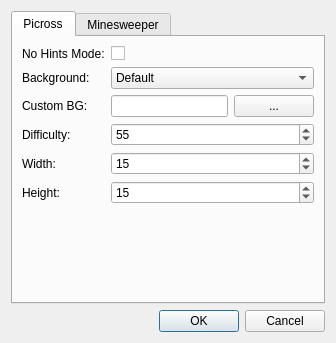
Above: src/f_qtsettings.ui from schuay/picmi-legacy before the change. Below: the same form after it.
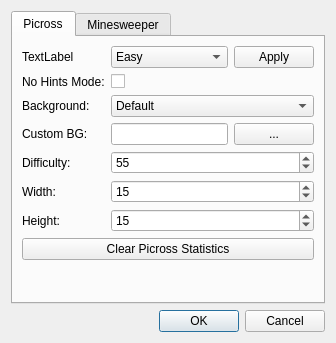
That is the form after the change. The open tabs and pages were chosen to show the change.

Commit message: add setting presets (and prepare interface for clearing stats)

What changed in the file:
```diff
--- a/src/f_qtsettings.ui
+++ b/src/f_qtsettings.ui
@@ -33,14 +33,14 @@
           <layout class="QVBoxLayout" name="verticalLayout_2">
            <item>
             <layout class="QGridLayout" name="gridLayout_2">
-             <item row="0" column="0">
+             <item row="1" column="0">
               <widget class="QLabel" name="label_4">
                <property name="text">
                 <string>No Hints Mode:</string>
                </property>
               </widget>
              </item>
-             <item row="0" column="1">
+             <item row="1" column="1">
               <widget class="QCheckBox" name="cbNoHintsMode">
                <property name="toolTip">
                 <string>In No Hints Mode, incorrectly marking tiles as filled is allowed. There is no feedback whether the tile is actually filled or not.
@@ -52,14 +52,14 @@
                </property>
               </widget>
              </item>
-             <item row="1" column="0">
+             <item row="2" column="0">
               <widget class="QLabel" name="label_5">
                <property name="text">
                 <string>Background:</string>
                </property>
               </widget>
              </item>
-             <item row="1" column="1">
+             <item row="2" column="1">
               <widget class="QComboBox" name="cbBackground">
                <property name="enabled">
                 <bool>true</bool>
@@ -79,14 +79,14 @@
                </item>
               </widget>
              </item>
-             <item row="3" column="0">
+             <item row="4" column="0">
               <widget class="QLabel" name="lDifficulty">
                <property name="text">
                 <string>Difficulty:</string>
                </property>
               </widget>
              </item>
-             <item row="3" column="1">
+             <item row="4" column="1">
               <widget class="QSpinBox" name="sbDifficulty">
                <property name="toolTip">
                 <string>Percentage of game board filled with boxes. A good starting point is 55%. Less is harder, more is easier.</string>
@@ -99,14 +99,14 @@
                </property>
               </widget>
              </item>
-             <item row="4" column="0">
+             <item row="5" column="0">
               <widget class="QLabel" name="label">
                <property name="text">
                 <string>Width:</string>
                </property>
               </widget>
              </item>
-             <item row="4" column="1">
+             <item row="5" column="1">
               <widget class="QSpinBox" name="sbWidth">
                <property name="toolTip">
                 <string>Width of the game board in tiles.</string>
@@ -122,14 +122,14 @@
                </property>
               </widget>
              </item>
-             <item row="5" column="0">
+             <item row="6" column="0">
               <widget class="QLabel" name="label_2">
                <property name="text">
                 <string>Height:</string>
                </property>
               </widget>
              </item>
-             <item row="5" column="1">
+             <item row="6" column="1">
               <widget class="QSpinBox" name="sbHeight">
                <property name="toolTip">
                 <string>Height of the game board in tiles.</string>
@@ -145,14 +145,14 @@
                </property>
               </widget>
              </item>
-             <item row="2" column="0">
+             <item row="3" column="0">
               <widget class="QLabel" name="label_7">
                <property name="text">
                 <string>Custom BG:</string>
                </property>
               </widget>
              </item>
-             <item row="2" column="1">
+             <item row="3" column="1">
               <layout class="QHBoxLayout" name="horizontalLayout_6">
                <item>
                 <widget class="QLineEdit" name="leBGPath">
@@ -179,8 +179,61 @@
                </item>
               </layout>
              </item>
+             <item row="0" column="0">
+              <widget class="QLabel" name="label_6">
+               <property name="text">
+                <string>TextLabel</string>
+               </property>
+              </widget>
+             </item>
+             <item row="0" column="1">
+              <layout class="QHBoxLayout" name="horizontalLayout_4">
+               <item>
+                <widget class="QComboBox" name="cbPreset">
+                 <property name="currentIndex">
+                  <number>0</number>
+                 </property>
+                 <item>
+                  <property name="text">
+                   <string>Easy</string>
+                  </property>
+                 </item>
+                 <item>
+                  <property name="text">
+                   <string>Medium</string>
+                  </property>
+                 </item>
+                 <item>
+                  <property name="text">
+                   <string>Hard</string>
+                  </property>
+                 </item>
+                </widget>
+               </item>
+               <item>
+                <widget class="QPushButton" name="bApplyPreset">
+                 <property name="sizePolicy">
+                  <sizepolicy hsizetype="Fixed" vsizetype="Fixed">
+                   <horstretch>0</horstretch>
+                   <verstretch>0</verstretch>
+                  </sizepolicy>
+                 </property>
+                 <property name="text">
+                  <string>Apply</string>
+                 </property>
+                </widget>
+               </item>
+              </layout>
+             </item>
             </layout>
            </item>
+           <item>
+            <widget class="QPushButton" name="bClearStats">
+             <property name="text">
+              <string>Clear Picross Statistics</string>
+             </property>
+            </widget>
+           </item>
            <item>
             <spacer name="verticalSpacer">
              <property name="orientation">
```
Left out of the diff: 77 changed lines with no effect on the pictures. The commit also changes 2 other files.
